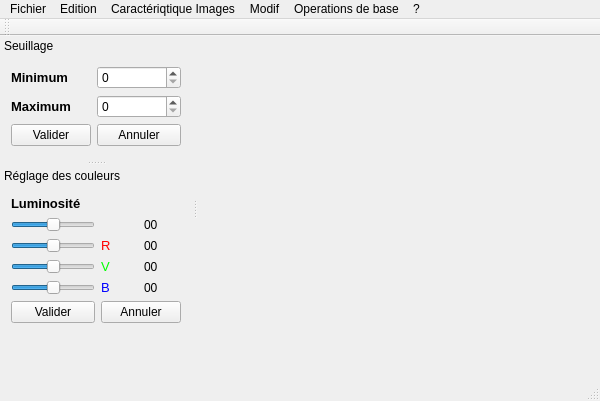
Above: Viewer/Viewer/viewer.ui from DavidBonnier/Archi before the change. Below: the same form after it.
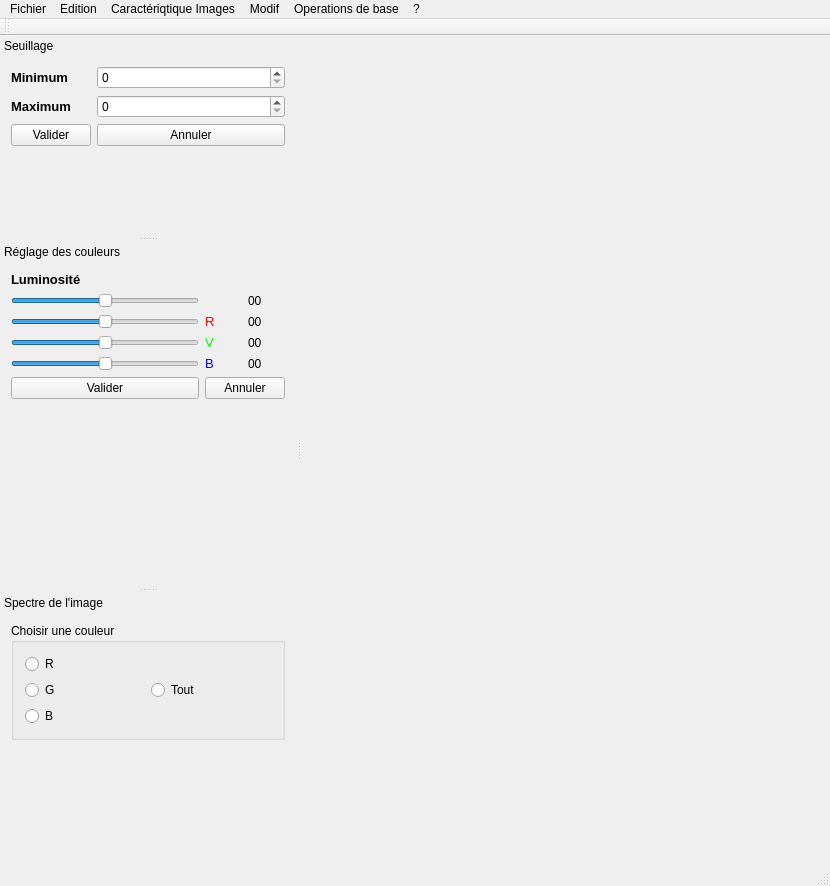
That is the form after the change.

What changed in the file:
```diff
--- a/Viewer/Viewer/viewer.ui
+++ b/Viewer/Viewer/viewer.ui
@@ -6,8 +6,8 @@
    <rect>
     <x>0</x>
     <y>0</y>
-    <width>600</width>
-    <height>401</height>
+    <width>830</width>
+    <height>886</height>
    </rect>
   </property>
   <property name="windowTitle">
@@ -33,7 +33,7 @@
     <rect>
      <x>0</x>
      <y>0</y>
-     <width>600</width>
+     <width>830</width>
      <height>21</height>
     </rect>
    </property>
@@ -311,6 +311,67 @@
     </layout>
    </widget>
   </widget>
+  <widget class="QDockWidget" name="DWSpectreImage">
+   <property name="minimumSize">
+    <size>
+     <width>296</width>
+     <height>159</height>
+    </size>
+   </property>
+   <property name="features">
+    <set>QDockWidget::DockWidgetMovable</set>
+   </property>
+   <property name="windowTitle">
+    <string>Spectre de l'image</string>
+   </property>
+   <attribute name="dockWidgetArea">
+    <number>1</number>
+   </attribute>
+   <widget class="QWidget" name="dockWidgetContents">
+    <layout class="QVBoxLayout" name="verticalLayout">
+     <item>
+      <widget class="QGroupBox" name="groupBox">
+       <property name="title">
+        <string>Choisir une couleur</string>
+       </property>
+       <layout class="QGridLayout" name="gridLayout_2">
+        <item row="4" column="0">
+         <widget class="QRadioButton" name="radioButtonSpectreBleu">
+          <property name="text">
+           <string>B</string>
+          </property>
+         </widget>
+        </item>
+        <item row="3" column="0">
+         <widget class="QRadioButton" name="radioButtonSpectreVert">
+          <property name="text">
+           <string>G</string>
+          </property>
+         </widget>
+        </item>
+        <item row="0" column="0">
+         <widget class="QRadioButton" name="radioButtonSpectreRouge">
+          <property name="text">
+           <string>R</string>
+          </property>
+         </widget>
+        </item>
+        <item row="3" column="1">
+         <widget class="QRadioButton" name="radioButtonSpectreTout">
+          <property name="text">
+           <string>Tout</string>
+          </property>
+         </widget>
+        </item>
+       </layout>
+      </widget>
+     </item>
+     <item>
+      <widget class="QWidget" name="MonHisto" native="true"/>
+     </item>
+    </layout>
+   </widget>
+  </widget>
   <action name="actionOuvrir">
    <property name="text">
     <string>Ouvrir</string>
```
Left out of the diff: 13 changed lines with no effect on the pictures.
